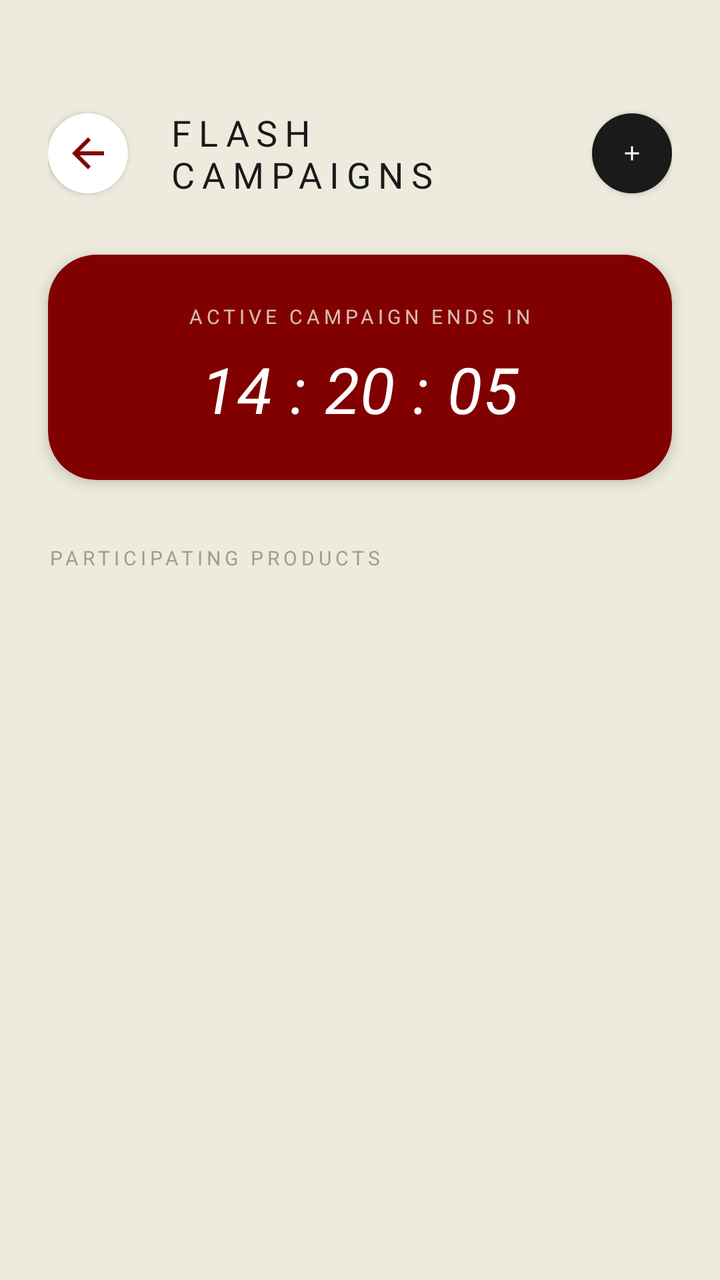
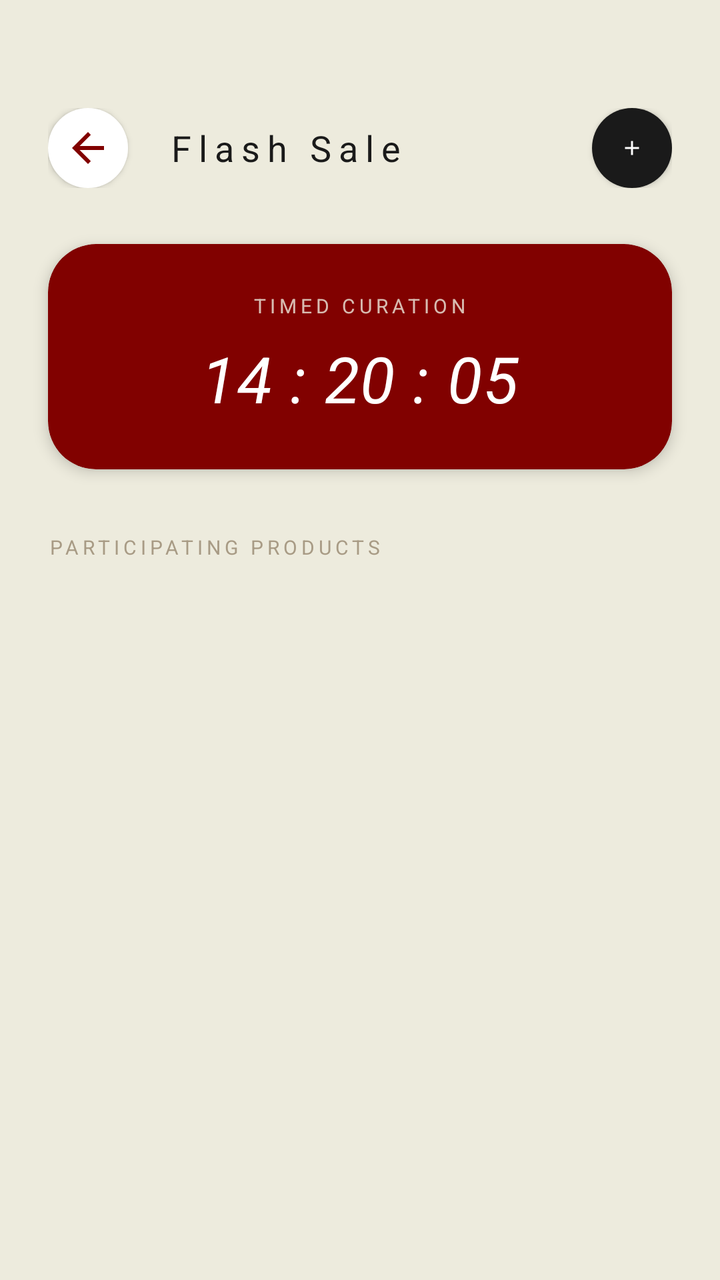

An Android layout rendered at two revisions. The XML below is the earlier revision; the diff shows what the commit changed to produce the second picture.
<!-- AndroidManifest.xml: activity theme Theme.Saive -->
<!-- res/layout/activity_flash_sale_management.xml -->
<?xml version="1.0" encoding="utf-8"?>
<androidx.constraintlayout.widget.ConstraintLayout xmlns:android="http://schemas.android.com/apk/res/android"
    xmlns:app="http://schemas.android.com/apk/res-auto"
    xmlns:tools="http://schemas.android.com/tools"
    android:layout_width="match_parent"
    android:layout_height="match_parent"
    android:background="@color/colorCotton"
    tools:context=".ui.FlashSaleManagementActivity">

    
    <LinearLayout
        android:id="@+id/toolbar"
        android:layout_width="match_parent"
        android:layout_height="wrap_content"
        android:orientation="horizontal"
        android:paddingHorizontal="24dp"
        android:paddingTop="54dp"
        android:paddingBottom="20dp"
        android:gravity="center_vertical"
        app:layout_constraintTop_toTopOf="parent">

        <ImageButton
            android:id="@+id/btnBack"
            android:layout_width="40dp"
            android:layout_height="40dp"
            android:background="@drawable/bg_circle_white"
            android:elevation="2dp"
            android:src="@drawable/ic_back"
            app:tint="@color/colorMaroon" />

        <TextView
            android:layout_width="0dp"
            android:layout_height="wrap_content"
            android:layout_weight="1"
            android:layout_marginStart="20dp"
            android:text="FLASH CAMPAIGNS"
            style="@style/TextAppearance.Saive.SectionHeader"
            android:textSize="18sp"
            android:textColor="@color/colorNoirBlack"
            android:letterSpacing="0.2" />

        <ImageButton
            android:id="@+id/btnCreateFlashSale"
            android:layout_width="40dp"
            android:layout_height="40dp"
            android:background="@drawable/bg_circle_black"
            android:elevation="2dp"
            android:src="@drawable/ic_plus"
            app:tint="@color/white" />
    </LinearLayout>

    
    <com.google.android.material.card.MaterialCardView
        android:id="@+id/cardTimer"
        android:layout_width="match_parent"
        android:layout_height="wrap_content"
        android:layout_marginHorizontal="24dp"
        android:layout_marginTop="8dp"
        app:cardBackgroundColor="@color/colorMaroon"
        app:cardCornerRadius="24dp"
        app:cardElevation="4dp"
        app:strokeWidth="0dp"
        app:layout_constraintTop_toBottomOf="@id/toolbar">

        <LinearLayout
            android:layout_width="match_parent"
            android:layout_height="wrap_content"
            android:orientation="vertical"
            android:padding="24dp"
            android:gravity="center">

            <TextView
                android:layout_width="wrap_content"
                android:layout_height="wrap_content"
                android:text="ACTIVE CAMPAIGN ENDS IN"
                style="@style/TextAppearance.Saive.Caption"
                android:textColor="@color/colorCotton"
                android:alpha="0.8"
                android:textSize="10sp"
                android:letterSpacing="0.2" />

            <TextView
                android:id="@+id/tvAdminTimer"
                android:layout_width="wrap_content"
                android:layout_height="wrap_content"
                android:text="14 : 20 : 05"
                style="@style/TextAppearance.Saive.Header"
                android:textColor="@color/white"
                android:textSize="32sp"
                android:layout_marginTop="8dp" />
        </LinearLayout>
    </com.google.android.material.card.MaterialCardView>

    <TextView
        android:id="@+id/tvListTitle"
        android:layout_width="wrap_content"
        android:layout_height="wrap_content"
        android:text="PARTICIPATING PRODUCTS"
        style="@style/TextAppearance.Saive.Caption"
        android:textColor="@color/colorSand"
        android:layout_marginStart="24dp"
        android:layout_marginTop="32dp"
        android:letterSpacing="0.2"
        app:layout_constraintTop_toBottomOf="@id/cardTimer"
        app:layout_constraintStart_toStartOf="parent"/>

    <androidx.recyclerview.widget.RecyclerView
        android:id="@+id/rvFlashSaleAdmin"
        android:layout_width="match_parent"
        android:layout_height="0dp"
        android:layout_marginTop="16dp"
        android:paddingHorizontal="24dp"
        android:clipToPadding="false"
        android:overScrollMode="never"
        app:layout_constraintTop_toBottomOf="@id/tvListTitle"
        app:layout_constraintBottom_toBottomOf="parent" />

</androidx.constraintlayout.widget.ConstraintLayout>
<!-- resources referenced by this layout -->
<resources>
  <color name="colorCotton">#EDEBDD</color>
  <color name="colorMaroon">#810100</color>
  <color name="colorNoirBlack">#1A1A1A</color>
  <color name="colorSand">#A89B85</color>
  <color name="white">#FFFFFFFF</color>
  <!-- drawable bg_circle_black (drawable) -->
  <?xml version="1.0" encoding="utf-8"?>
  <shape xmlns:android="http://schemas.android.com/apk/res/android"
      android:shape="oval">
      <solid android:color="@color/colorNoirBlack" />
      <size android:width="12dp" android:height="12dp" />
  </shape>
  <!-- drawable bg_circle_white (drawable) -->
  <?xml version="1.0" encoding="utf-8"?>
  <shape xmlns:android="http://schemas.android.com/apk/res/android">
      <solid android:color="@color/white" />
      <corners android:radius="1000dp" />
  </shape>
  <style name="TextAppearance.Saive.Caption" parent="TextAppearance.Saive.Thin">
          <item name="android:textSize">@dimen/text_size_tiny</item>
          <item name="android:letterSpacing">0.4</item>
      </style>
  <style name="TextAppearance.Saive.SectionHeader" parent="TextAppearance.Saive.Header">
          <item name="android:textSize">@dimen/text_size_h3</item>
          <item name="android:textStyle">normal</item>
          <item name="android:textAllCaps">false</item>
      </style>
  <style name="Theme.Saive" parent="Base.Theme.Saive" />
  <style name="TextAppearance.Saive.Thin" parent="TextAppearance.MaterialComponents.Body1">
          <item name="android:fontFamily">sans-serif-light</item>
          <item name="android:letterSpacing">0.05</item>
      </style>
  <dimen name="text_size_tiny">10sp</dimen>
  <dimen name="text_size_h1">28sp</dimen>
  <dimen name="text_size_h3">20sp</dimen>
  <style name="Base.Theme.Saive" parent="Theme.Material3.DayNight.NoActionBar">
          <item name="android:windowActivityTransitions">true</item>
          <item name="android:windowContentTransitions">true</item>
          <item name="android:windowSharedElementEnterTransition">@android:transition/move</item>
          <item name="android:windowSharedElementExitTransition">@android:transition/move</item>
          <item name="android:windowLightStatusBar">true</item>
          <item name="android:statusBarColor">@color/colorCotton</item>
  
          
          <item name="colorPrimary">@color/colorMaroon</item>
          <item name="colorOnPrimary">@color/white</item>
          <item name="colorPrimaryContainer">@color/colorMaroon</item>
          <item name="colorOnPrimaryContainer">@color/white</item>
          <item name="colorSecondary">@color/colorSand</item>
          <item name="colorOnSecondary">@color/white</item>
          <item name="colorTertiary">@color/colorNoirBlack</item>
          <item name="android:colorBackground">@color/colorCotton</item>
          <item name="colorSurface">@color/colorCotton</item>
          <item name="colorOnSurface">@color/colorNoirBlack</item>
  
          
          <item name="android:fontFamily">sans-serif-light</item>
          <item name="textAppearanceHeadlineLarge">@style/TextAppearance.Saive.Header</item>
          <item name="textAppearanceHeadlineMedium">@style/TextAppearance.Saive.Header</item>
          <item name="textAppearanceTitleLarge">@style/TextAppearance.Saive.SectionHeader</item>
          <item name="textAppearanceBodyLarge">@style/TextAppearance.Saive.Thin</item>
          <item name="textAppearanceBodyMedium">@style/TextAppearance.Saive.Light</item>
          <item name="textAppearanceLabelLarge">@style/TextAppearance.Saive.Label</item>
      </style>
  <style name="TextAppearance.Saive.Light" parent="TextAppearance.MaterialComponents.Body2">
          <item name="android:fontFamily">sans-serif-light</item>
      </style>
  <!-- unchanged entries left out for length: 4 -->
</resources>

<!-- the commit's change to res/layout/activity_flash_sale_management.xml (unified diff, before → after) -->
@@ -33,7 +33,7 @@
             android:layout_height="wrap_content"
             android:layout_weight="1"
             android:layout_marginStart="20dp"
-            android:text="FLASH CAMPAIGNS"
+            android:text="@string/admin_menu_flashsale"
             style="@style/TextAppearance.Saive.SectionHeader"
             android:textSize="18sp"
             android:textColor="@color/colorNoirBlack"
@@ -72,7 +72,7 @@
             <TextView
                 android:layout_width="wrap_content"
                 android:layout_height="wrap_content"
-                android:text="ACTIVE CAMPAIGN ENDS IN"
+                android:text="@string/flash_sale_title"
                 style="@style/TextAppearance.Saive.Caption"
                 android:textColor="@color/colorCotton"
                 android:alpha="0.8"
<!-- resource entries referenced after the edit -->
@@ -18,6 +18,8 @@
       <solid android:color="@color/white" />
       <corners android:radius="1000dp" />
   </shape>
+  <string name="admin_menu_flashsale">Flash Sale</string>
+  <string name="flash_sale_title">TIMED CURATION</string>
   <style name="TextAppearance.Saive.Caption" parent="TextAppearance.Saive.Thin">
           <item name="android:textSize">@dimen/text_size_tiny</item>
           <item name="android:letterSpacing">0.4</item>
@@ -48,8 +50,8 @@
           <item name="colorOnPrimary">@color/white</item>
           <item name="colorPrimaryContainer">@color/colorMaroon</item>
           <item name="colorOnPrimaryContainer">@color/white</item>
-          <item name="colorSecondary">@color/colorSand</item>
-          <item name="colorOnSecondary">@color/white</item>
+          <item name="colorSecondaryContainer">@color/colorLinen</item>
+          <item name="colorOnSecondaryContainer">@color/colorNoirBlack</item>
           <item name="colorTertiary">@color/colorNoirBlack</item>
           <item name="android:colorBackground">@color/colorCotton</item>
           <item name="colorSurface">@color/colorCotton</item>
@@ -64,6 +66,7 @@
           <item name="textAppearanceBodyMedium">@style/TextAppearance.Saive.Light</item>
           <item name="textAppearanceLabelLarge">@style/TextAppearance.Saive.Label</item>
       </style>
+  <color name="colorLinen">#D4C9B8</color>
   <style name="TextAppearance.Saive.Light" parent="TextAppearance.MaterialComponents.Body2">
           <item name="android:fontFamily">sans-serif-light</item>
       </style>
